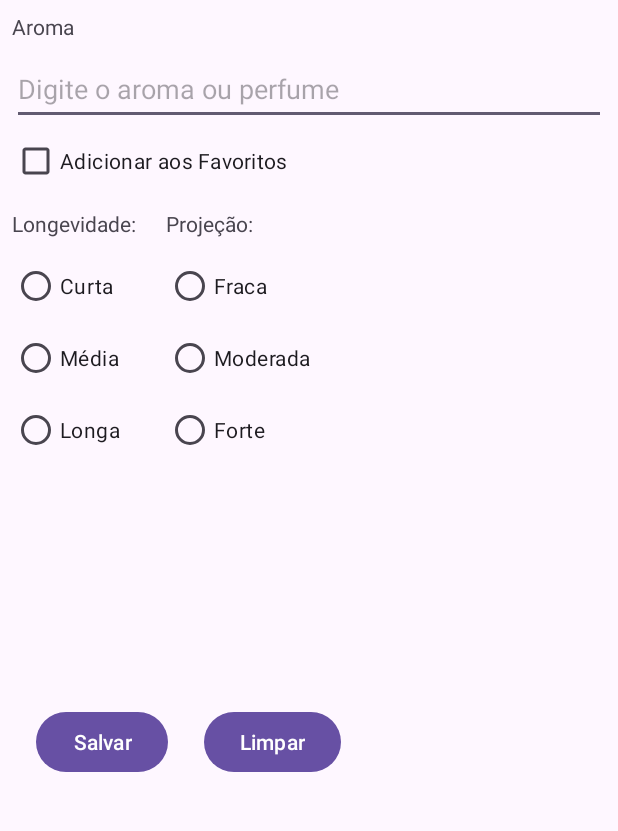
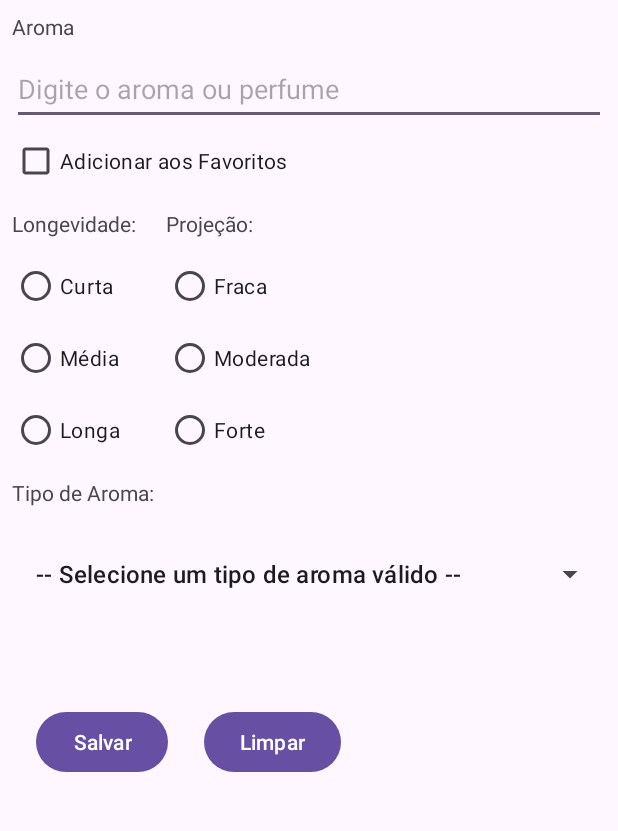
Before and after one commit to Cyber-Barbarian/aroma-library, an Android app: the screen it shows after launch (AromaLibraryActivity), on a phone screen of 412 x 824 dp, the part 41-872 px from its top. Run offline under Robolectric (Android 15) with nearby library versions, the phone set to English and light mode, and no system bars.

Commit message:
Spinner - modo trabalhoso

```diff
--- a/app/src/main/java/br/edu/utfpr/rafaelproenca/aroma_library/AromaLibraryActivity.java
+++ b/app/src/main/java/br/edu/utfpr/rafaelproenca/aroma_library/AromaLibraryActivity.java
@@ -2,18 +2,23 @@ package br.edu.utfpr.rafaelproenca.aroma_library;
 
 import android.os.Bundle;
 import android.view.View;
+import android.widget.ArrayAdapter;
 import android.widget.CheckBox;
 import android.widget.EditText;
 import android.widget.RadioGroup;
+import android.widget.Spinner;
 import android.widget.Toast;
 
 import androidx.appcompat.app.AppCompatActivity;
+
+import java.util.ArrayList;
 
 public class AromaLibraryActivity extends AppCompatActivity {
 
     private EditText editTextAroma;
     private CheckBox checkBoxFavoritos;
     private RadioGroup radioGroupLongevidade, radioGroupProjecao;
+    private Spinner spinnerTipoAroma;
 
     @Override
     protected void onCreate(Bundle savedInstanceState) {
@@ -24,8 +29,45 @@ public class AromaLibraryActivity extends AppCompatActivity {
         checkBoxFavoritos = findViewById(R.id.checkBoxFavoritos);
         radioGroupLongevidade = findViewById(R.id.radioGroupLongevidade);
         radioGroupProjecao = findViewById(R.id.radioGroupProjecao);
+        spinnerTipoAroma = findViewById(R.id.spinnerTipoAroma);
 
+        popularSpinner();
+    }
+    //fonte de dados
+    public void popularSpinner(){
+        ArrayList<String> listaAromas = new ArrayList<>();
 
+        listaAromas.add(getString(R.string.spinner_aroma_hint));
+        listaAromas.add(getString(R.string.amadeirado));
+        listaAromas.add(getString(R.string.citrico));
+        listaAromas.add(getString(R.string.floral));
+        listaAromas.add(getString(R.string.oriental));
+        listaAromas.add(getString(R.string.frutado));
+        listaAromas.add(getString(R.string.aromatico));
+        listaAromas.add(getString(R.string.aquatico));
+        listaAromas.add(getString(R.string.chipre));
+        listaAromas.add(getString(R.string.gourmand));
+        listaAromas.add(getString(R.string.fougere));
+        listaAromas.add(getString(R.string.especiado));
+        listaAromas.add(getString(R.string.herbal));
+        listaAromas.add(getString(R.string.verde));
+        listaAromas.add(getString(R.string.aldeido));
+        listaAromas.add(getString(R.string.animalistico));
+        listaAromas.add(getString(R.string.balsamico));
+        listaAromas.add(getString(R.string.couro));
+        listaAromas.add(getString(R.string.ozonico));
+        listaAromas.add(getString(R.string.po));
+        listaAromas.add(getString(R.string.tabaco));
+        listaAromas.add(getString(R.string.ambarado));
+        listaAromas.add(getString(R.string.metalico));
+        listaAromas.add(getString(R.string.incenso));
+        listaAromas.add(getString(R.string.terroso));
+        listaAromas.add(getString(R.string.almiscarado));
+
+        //renndetização
+        ArrayAdapter<String> adapterAroma = new ArrayAdapter<>(this, android.R.layout.simple_list_item_1, listaAromas);
+
+        spinnerTipoAroma.setAdapter(adapterAroma);
     }
 
     public void limparCampos(View view){
@@ -33,6 +75,7 @@ public class AromaLibraryActivity extends AppCompatActivity {
         checkBoxFavoritos.setChecked(false);
         radioGroupLongevidade.clearCheck();
         radioGroupProjecao.clearCheck();
+        spinnerTipoAroma.setSelection(0);
 
         editTextAroma.requestFocus();
         Toast.makeText(this, R.string.as_entradas_foram_apagadas, Toast.LENGTH_LONG).show();
@@ -80,12 +123,20 @@ public class AromaLibraryActivity extends AppCompatActivity {
             return;
         }
 
+        //spinner
+        String tipoAroma = (String) spinnerTipoAroma.getSelectedItem();
+
+        if (tipoAroma == null || tipoAroma == getString(R.string.spinner_aroma_hint)){
+            Toast.makeText(this,getString(R.string.faltou_selecionar_o_tipo_de_aroma), Toast.LENGTH_LONG).show();
+            return;
+        }
 
         Toast.makeText(this,
                 getString(R.string.aroma_cadastrado) + aroma + "\n"+
                         (favorito? getString(R.string.tag_favoritos) + "\n" : "") +
                         getString(R.string.longevidade) + longevidade + "\n" +
-                         getString(R.string.projecao) + projecao + "\n"
+                         getString(R.string.projecao) + projecao + "\n"+
+                        getString(R.string.tipo_de_aroma) + tipoAroma
                 ,Toast.LENGTH_LONG).show();
     }
 }
--- a/app/src/main/res/layout/activity_main.xml
+++ b/app/src/main/res/layout/activity_main.xml
@@ -150,4 +150,26 @@
         app:layout_constraintStart_toEndOf="@+id/textViewLongevidade"
         app:layout_constraintTop_toBottomOf="@+id/checkBoxFavoritos" />
 
+    <Spinner
+        android:id="@+id/spinnerTipoAroma"
+        android:layout_width="0dp"
+        android:layout_height="74dp"
+        android:layout_marginStart="8dp"
+        android:layout_marginTop="8dp"
+        android:layout_marginEnd="8dp"
+        android:spinnerMode="dialog"
+        app:layout_constraintEnd_toEndOf="parent"
+        app:layout_constraintStart_toStartOf="parent"
+        app:layout_constraintTop_toBottomOf="@+id/textViewTipoDeAroma" />
+
+    <TextView
+        android:id="@+id/textViewTipoDeAroma"
+        android:layout_width="wrap_content"
+        android:layout_height="wrap_content"
+        android:layout_marginStart="8dp"
+        android:layout_marginTop="8dp"
+        android:text="@string/tipo_de_aroma"
+        app:layout_constraintStart_toStartOf="parent"
+        app:layout_constraintTop_toBottomOf="@+id/radioGroupLongevidade" />
+
 </androidx.constraintlayout.widget.ConstraintLayout>
--- a/app/src/main/res/values/strings.xml
+++ b/app/src/main/res/values/strings.xml
@@ -6,7 +6,7 @@
     <string name="buttonSalvar">Salvar</string>
     <string name="buttonLimpar">Limpar</string>
     <string name="as_entradas_foram_apagadas">As entradas foram apagadas!</string>
-    <string name="digite_um_valor_valido">Digite um valor válido!</string>
+    <string name="digite_um_valor_valido">Digite um nome válido para o aroma ou perfume!</string>
     <string name="aroma_cadastrado">Aroma Cadastrado: </string>
     <string name="checkboxFavoritos">Adicionar aos Favoritos</string>
     <string name="tag_favoritos">Tag Favoritos</string>
@@ -20,4 +20,35 @@
     <string name="moderada">Moderada</string>
     <string name="forte">Forte</string>
     <string name="faltou_preencher_a_projecao_do_aroma">Faltou preencher a projeção do aroma!</string>
+    <string name="tipo_de_aroma">Tipo de Aroma:</string>
+
+    <string name="amadeirado">1. Amadeirado: Notas de madeira como sândalo, cedro e vetiver.</string>
+    <string name="citrico">2. Cítrico: Notas frescas e vibrantes de frutas cítricas como limão, laranja e bergamota.</string>
+    <string name="floral">3. Floral: Notas de flores como rosa, jasmim, lírio e lavanda.</string>
+    <string name="oriental">4. Oriental: Notas quentes e exóticas como baunilha, âmbar e especiarias.</string>
+    <string name="frutado">5. Frutado: Notas doces e suculentas de frutas como maçã, pêssego e framboesa.</string>
+    <string name="aromatico">6. Aromático: Notas de ervas e especiarias como alecrim, lavanda e manjericão.</string>
+    <string name="aquatico">7. Aquático: Notas frescas e limpas que lembram o mar e a brisa.</string>
+    <string name="chipre">8. Chipre: Notas de musgo de carvalho, patchouli e bergamota.</string>
+    <string name="gourmand">9. Gourmand: Notas doces e comestíveis como chocolate, caramelo e café.</string>
+    <string name="fougere">10. Fougère: Notas de lavanda, musgo de carvalho e cumarina.</string>
+    <string name="especiado">11. Especiado: Notas de canela, cravo e noz-moscada.</string>
+    <string name="herbal">12. Herbal: Notas de hortelã, erva-doce e sálvia.</string>
+    <string name="verde">13. Verde: Notas de folhas verdes, grama cortada e chá verde.</string>
+    <string name="aldeido">14. Aldeído: Notas sintéticas com frescor metálico.</string>
+    <string name="animalistico">15. Animalístico: Notas de almíscar, civeta e castóreo.</string>
+    <string name="balsamico">16. Balsâmico: Notas de bálsamo de tolu, benjoim e mirra.</string>
+    <string name="couro">17. Couro: Notas de couro, tabaco e madeira queimada.</string>
+    <string name="ozonico">18. Ozônico: Notas de ar fresco e eletricidade.</string>
+    <string name="po">19. Pó: Notas de íris, violeta e heliotrópio.</string>
+    <string name="tabaco">20. Tabaco: Notas de folhas de tabaco, mel e especiarias.</string>
+    <string name="ambarado">21. Ambarado: Notas de âmbar, resinas e bálsamos.</string>
+    <string name="metalico">22. Metálico: Notas de metal com frescor cortante.</string>
+    <string name="incenso">23. Incenso: Notas de olíbano, mirra e resinas.</string>
+    <string name="terroso">24. Terroso: Notas de vetiver, patchouli e musgo.</string>
+    <string name="almiscarado">25. Almiscarado: Notas de almíscar, sensuais e quentes.</string>
+
+    <string name="faltou_selecionar_o_tipo_de_aroma">Faltou selecionar o tipo de aroma!</string>
+    <string name="spinner_aroma_hint">-- Selecione um tipo de aroma válido --</string>
+
 </resources>
```
